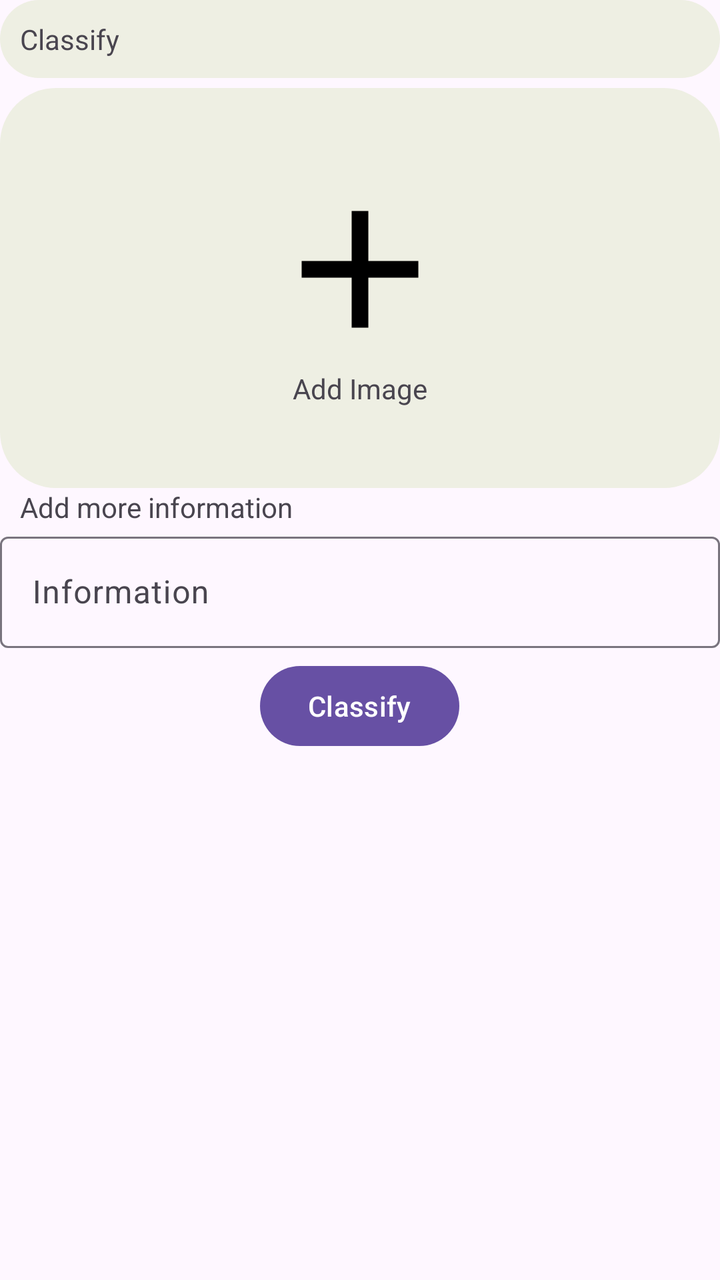
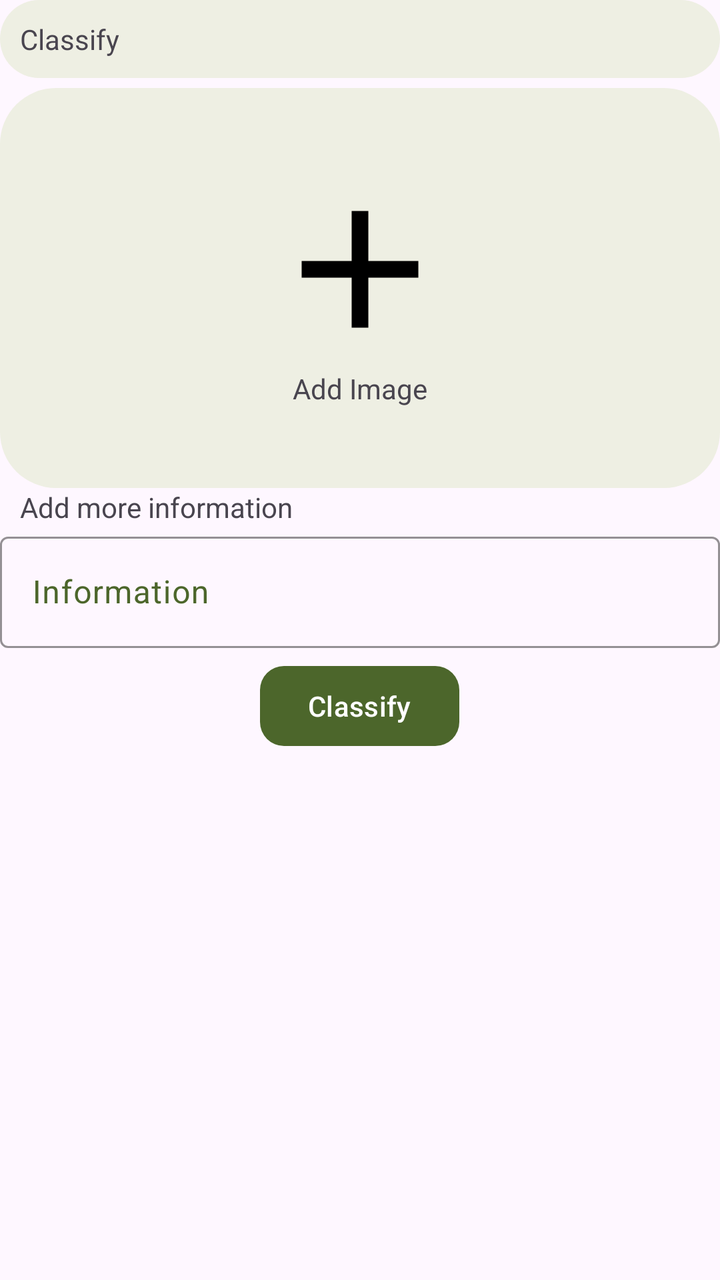

Screens rendered from an Android XML layout before and after an edit, with the pre-edit source and the edit as a unified diff.
<!-- AndroidManifest.xml: application theme Theme.Task82HD -->
<!-- res/layout/fragment_classify.xml -->
<?xml version="1.0" encoding="utf-8"?>
<LinearLayout xmlns:android="http://schemas.android.com/apk/res/android"
    xmlns:tools="http://schemas.android.com/tools"
    android:layout_width="match_parent"
    android:layout_height="match_parent"
    xmlns:app="http://schemas.android.com/apk/res-auto"
    tools:context=".Fragment.ClassifyFragment"
    android:orientation="vertical">

    <TextView
        android:layout_width="match_parent"
        android:layout_height="wrap_content"
        android:text="@string/classify_nav"
        android:paddingTop="@dimen/standard_padding"
        android:paddingBottom="@dimen/standard_padding"
        android:paddingStart="@dimen/standard_padding"
        android:background="@drawable/background"/>

    <androidx.constraintlayout.widget.ConstraintLayout
        android:layout_width="match_parent"
        android:layout_marginTop="@dimen/margin_small"
        android:background="@drawable/background"
        android:layout_height="200dp">
        <LinearLayout
            android:layout_width="wrap_content"
            android:layout_height="wrap_content"
            android:orientation="vertical"
            app:layout_constraintStart_toStartOf="parent"
            app:layout_constraintEnd_toEndOf="parent"
            app:layout_constraintBottom_toBottomOf="parent"
            app:layout_constraintTop_toTopOf="parent">
            <ImageView
                android:layout_width="100dp"
                android:layout_height="100dp"
                android:layout_gravity="center"
                android:src="@drawable/outline_add_24"/>
            <TextView
                android:layout_width="wrap_content"
                android:layout_height="wrap_content"
                android:layout_gravity="center"
                android:text="@string/add_image"/>
        </LinearLayout>
    </androidx.constraintlayout.widget.ConstraintLayout>

    <TextView
        android:layout_width="wrap_content"
        android:layout_height="wrap_content"
        android:text="@string/more_info"
        android:paddingStart="@dimen/standard_padding"/>

    <com.google.android.material.textfield.TextInputLayout
        style="@style/Widget.Material3.TextInputLayout.OutlinedBox"
        android:layout_width="match_parent"
        android:layout_height="wrap_content"
        android:hint="Information">

        <com.google.android.material.textfield.TextInputEditText
            android:layout_width="match_parent"
            android:layout_height="wrap_content"
            android:id="@+id/username_input"/>
    </com.google.android.material.textfield.TextInputLayout>

    <Button
        android:layout_width="wrap_content"
        android:layout_height="wrap_content"
        android:layout_gravity="center"
        android:layout_marginTop="@dimen/margin_small"
        android:text="Classify"/>

</LinearLayout>
<!-- resources referenced by this layout -->
<resources>
  <dimen name="margin_small">5dp</dimen>
  <dimen name="standard_padding">10dp</dimen>
  <!-- drawable background (drawable) -->
  <?xml version="1.0" encoding="utf-8"?>
  <shape xmlns:android="http://schemas.android.com/apk/res/android"
      android:shape="rectangle">
  
      <solid android:color="@color/md_theme_surfaceContainer" />
  
      <corners android:radius="@dimen/corner_radius_big" />
  </shape>
  <!-- drawable outline_add_24 (drawable) -->
  <vector xmlns:android="http://schemas.android.com/apk/res/android" android:height="24dp" android:tint="#000000" android:viewportHeight="960" android:viewportWidth="960" android:width="24dp">
        
      <path android:fillColor="@android:color/white" android:pathData="M440,520L200,520L200,440L440,440L440,200L520,200L520,440L760,440L760,520L520,520L520,760L440,760L440,520Z"/>
      
  </vector>
  <string name="add_image">Add Image</string>
  <string name="classify_nav">Classify</string>
  <string name="more_info">Add more information</string>
  <style name="Theme.Task82HD" parent="Base.Theme.Task82HD" />
  <color name="md_theme_surfaceContainer">#EEEFE3</color>
  <dimen name="corner_radius_big">28dp</dimen>
  <style name="Base.Theme.Task82HD" parent="Theme.Material3.DayNight.NoActionBar">
          
          
      </style>
</resources>

<!-- the commit's change to res/layout/fragment_classify.xml (unified diff, before → after) -->
@@ -49,7 +49,6 @@
         android:paddingStart="@dimen/standard_padding"/>
 
     <com.google.android.material.textfield.TextInputLayout
-        style="@style/Widget.Material3.TextInputLayout.OutlinedBox"
         android:layout_width="match_parent"
         android:layout_height="wrap_content"
         android:hint="Information">
<!-- resource entries referenced after the edit -->
@@ -24,8 +24,22 @@
   <color name="md_theme_surfaceContainer">#EEEFE3</color>
   <dimen name="corner_radius_big">28dp</dimen>
   <style name="Base.Theme.Task82HD" parent="Theme.Material3.DayNight.NoActionBar">
-          
-          
+  
+          <item name="materialButtonStyle">@style/App.Button</item>
+          <item name="textInputStyle">@style/App.TextInputLayout.OutlinedBox</item>
       </style>
+  <style name="App.Button" parent="Widget.Material3.Button">
+          <item name="backgroundTint">@color/md_theme_primary</item>
+          <item name="android:textAllCaps">false</item>
+          <item name="cornerRadius">12dp</item>
+      </style>
+  <style name="App.TextInputLayout.OutlinedBox" parent="Widget.Material3.TextInputLayout.OutlinedBox">
+          <item name="boxStrokeColor">@color/md_theme_primary</item>
+          <item name="hintTextColor">@color/md_theme_primary</item>
+          <item name="android:textColor">@color/md_theme_primary</item>
+  
+          <item name="android:textColorHint">@color/md_theme_primary</item>
+      </style>
+  <color name="md_theme_primary">#4C662B</color>
 </resources>
 
